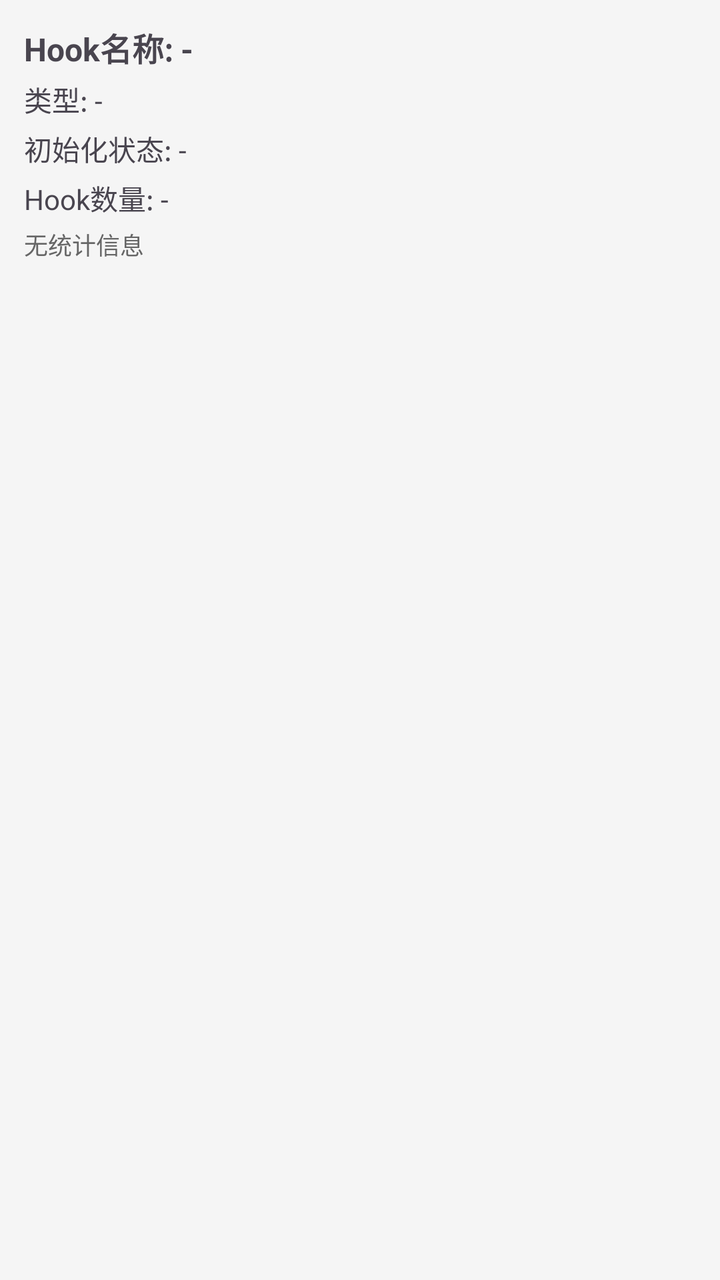
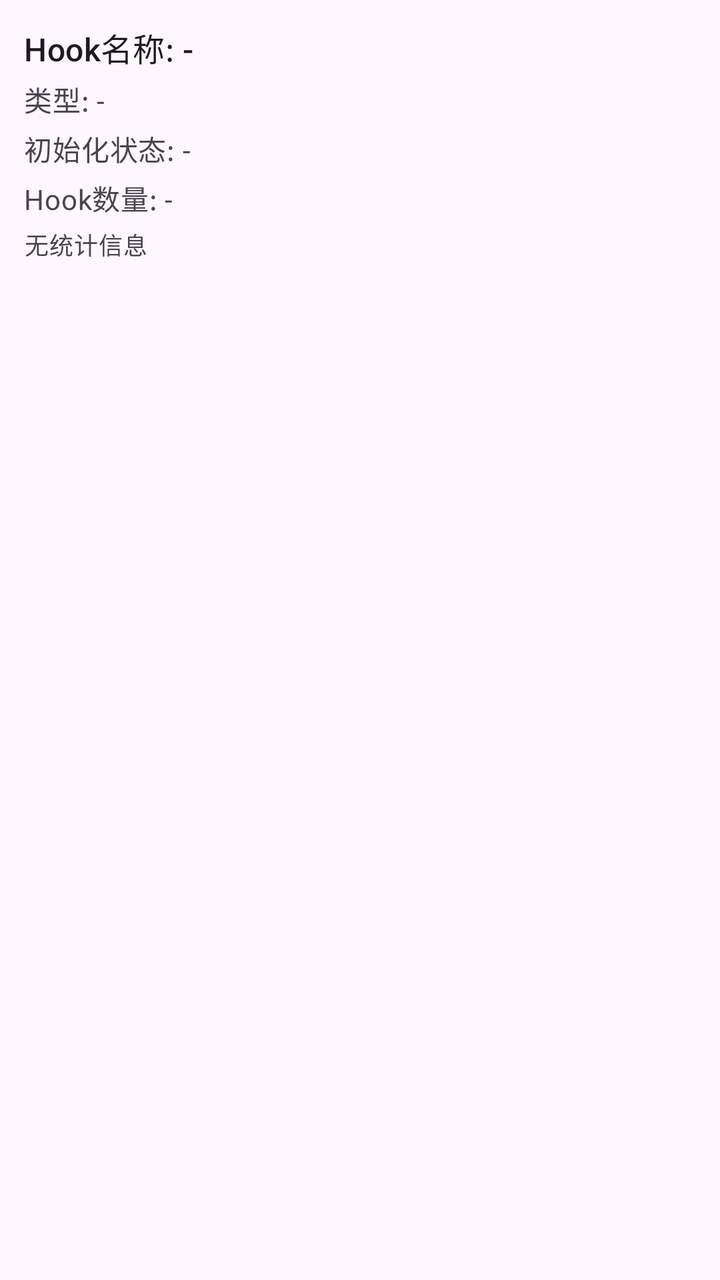

Screens rendered from an Android XML layout before and after an edit, with the pre-edit source and the edit as a unified diff.
<!-- AndroidManifest.xml: application theme Theme.JustNothing -->
<!-- res/layout/item_hook_detail.xml -->
<?xml version="1.0" encoding="utf-8"?>
<LinearLayout xmlns:android="http://schemas.android.com/apk/res/android"
    android:layout_width="match_parent"
    android:layout_height="wrap_content"
    android:orientation="vertical"
    android:padding="12dp"
    android:background="#F5F5F5"
    android:layout_marginBottom="8dp">

    <TextView
        android:id="@+id/text_hook_name"
        android:layout_width="match_parent"
        android:layout_height="wrap_content"
        android:text="Hook名称: -"
        android:textSize="16sp"
        android:textStyle="bold"
        android:layout_marginBottom="4dp"/>

    <TextView
        android:id="@+id/text_hook_type"
        android:layout_width="match_parent"
        android:layout_height="wrap_content"
        android:text="类型: -"
        android:textSize="14sp"
        android:layout_marginBottom="4dp"/>

    <TextView
        android:id="@+id/text_hook_initialized"
        android:layout_width="match_parent"
        android:layout_height="wrap_content"
        android:text="初始化状态: -"
        android:textSize="14sp"
        android:layout_marginBottom="4dp"/>

    <TextView
        android:id="@+id/text_hook_count"
        android:layout_width="match_parent"
        android:layout_height="wrap_content"
        android:text="Hook数量: -"
        android:textSize="14sp"
        android:layout_marginBottom="4dp"/>

    <TextView
        android:id="@+id/text_hook_stats"
        android:layout_width="match_parent"
        android:layout_height="wrap_content"
        android:text="无统计信息"
        android:textSize="12sp"
        android:textColor="#666666"/>

</LinearLayout>
<!-- resources referenced by this layout -->
<resources>
  <style name="Theme.JustNothing" parent="Base.Theme.JustNothing" />
  <style name="Base.Theme.JustNothing" parent="Theme.Material3.DayNight.NoActionBar">
          
          
      </style>
</resources>

<!-- the commit's change to res/layout/item_hook_detail.xml (unified diff, before → after) -->
@@ -3,49 +3,47 @@
     android:layout_width="match_parent"
     android:layout_height="wrap_content"
     android:orientation="vertical"
-    android:padding="12dp"
-    android:background="#F5F5F5"
-    android:layout_marginBottom="8dp">
+    android:padding="@dimen/spacing_12"
+    android:layout_marginBottom="@dimen/spacing_8">
 
     <TextView
         android:id="@+id/text_hook_name"
         android:layout_width="match_parent"
         android:layout_height="wrap_content"
-        android:text="Hook名称: -"
-        android:textSize="16sp"
-        android:textStyle="bold"
-        android:layout_marginBottom="4dp"/>
+        android:text="@string/hook_detail_hook_name_placeholder"
+        android:textAppearance="@style/TextAppearance.App.Title"
+        android:layout_marginBottom="@dimen/spacing_4"/>
 
     <TextView
         android:id="@+id/text_hook_type"
         android:layout_width="match_parent"
         android:layout_height="wrap_content"
-        android:text="类型: -"
-        android:textSize="14sp"
-        android:layout_marginBottom="4dp"/>
+        android:text="@string/hook_detail_hook_type_placeholder"
+        android:textAppearance="@style/TextAppearance.App.Caption"
+        android:layout_marginBottom="@dimen/spacing_4"/>
 
     <TextView
         android:id="@+id/text_hook_initialized"
         android:layout_width="match_parent"
         android:layout_height="wrap_content"
-        android:text="初始化状态: -"
-        android:textSize="14sp"
-        android:layout_marginBottom="4dp"/>
+        android:text="@string/hook_detail_initialized_placeholder"
+        android:textAppearance="@style/TextAppearance.App.Caption"
+        android:layout_marginBottom="@dimen/spacing_4"/>
 
     <TextView
         android:id="@+id/text_hook_count"
         android:layout_width="match_parent"
         android:layout_height="wrap_content"
-        android:text="Hook数量: -"
-        android:textSize="14sp"
-        android:layout_marginBottom="4dp"/>
+        android:text="@string/hook_detail_hook_count_placeholder"
+        android:textAppearance="@style/TextAppearance.App.Caption"
+        android:layout_marginBottom="@dimen/spacing_4"/>
 
     <TextView
         android:id="@+id/text_hook_stats"
         android:layout_width="match_parent"
         android:layout_height="wrap_content"
-        android:text="无统计信息"
-        android:textSize="12sp"
-        android:textColor="#666666"/>
+        android:text="@string/hook_detail_no_stats"
+        android:textAppearance="@style/TextAppearance.App.Label"
+        android:textColor="?attr/colorOnSurfaceVariant"/>
 
 </LinearLayout>
<!-- resource entries referenced after the edit -->
@@ -1,8 +1,24 @@
 <!-- resources referenced by this layout -->
 <resources>
+  <dimen name="spacing_12">12dp</dimen>
+  <dimen name="spacing_4">4dp</dimen>
+  <dimen name="spacing_8">8dp</dimen>
+  <string name="hook_detail_hook_count_placeholder">Hook数量: -</string>
+  <string name="hook_detail_hook_name_placeholder">Hook名称: -</string>
+  <string name="hook_detail_hook_type_placeholder">类型: -</string>
+  <string name="hook_detail_initialized_placeholder">初始化状态: -</string>
+  <string name="hook_detail_no_stats">无统计信息</string>
+  <style name="TextAppearance.App.Caption" parent="TextAppearance.Material3.BodyMedium">
+          <item name="android:textColor">?attr/colorOnSurfaceVariant</item>
+      </style>
+  <style name="TextAppearance.App.Label" parent="TextAppearance.Material3.BodySmall">
+          <item name="android:textColor">?attr/colorOnSurfaceVariant</item>
+      </style>
+  <style name="TextAppearance.App.Title" parent="TextAppearance.Material3.TitleMedium">
+          <item name="android:textColor">?attr/colorOnSurface</item>
+      </style>
   <style name="Theme.JustNothing" parent="Base.Theme.JustNothing" />
   <style name="Base.Theme.JustNothing" parent="Theme.Material3.DayNight.NoActionBar">
-          
           
       </style>
 </resources>
